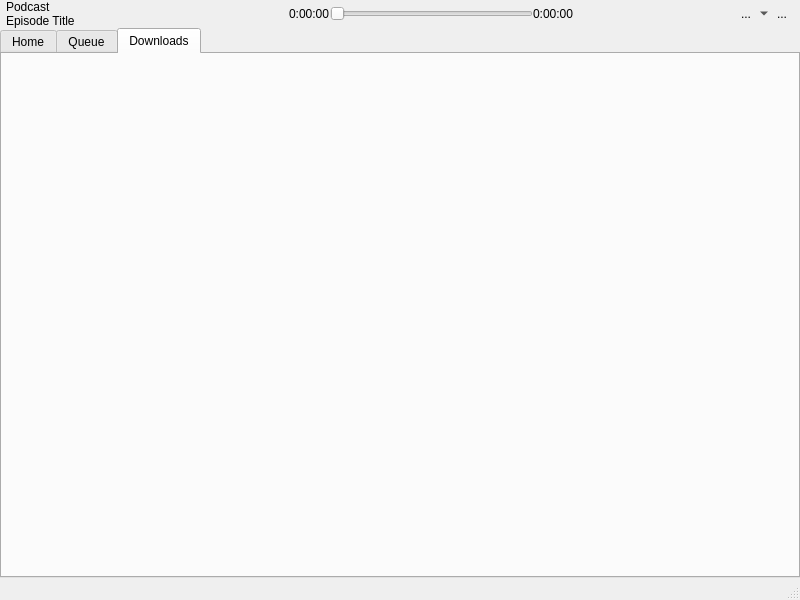
The window that mpp/ui/gui.ui (son-link/minimal-podcasts-player) describes before a commit, drawn with Qt 5.
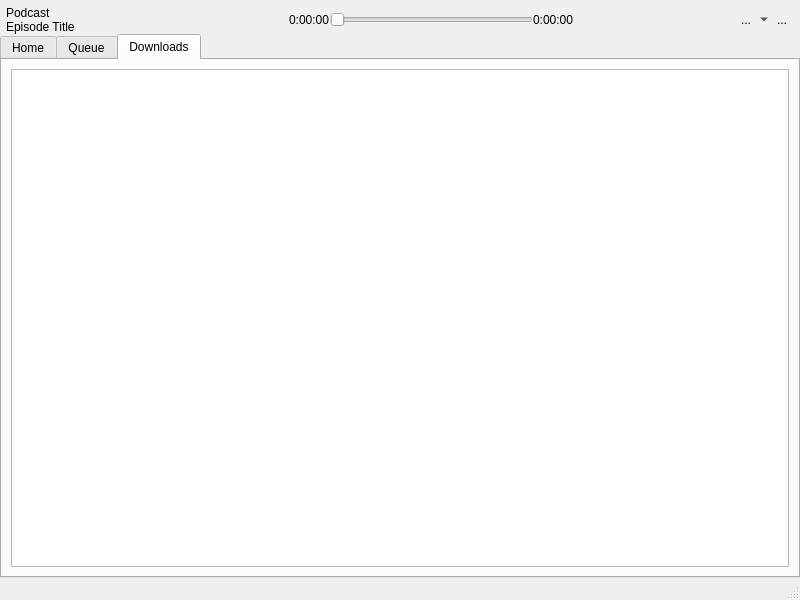
The same window after the commit. The open tabs and pages were chosen to show the change. Icons and pictures are not drawn.

Diff of the .ui file:
```diff
--- a/mpp/ui/gui.ui
+++ b/mpp/ui/gui.ui
@@ -50,6 +50,9 @@
         <property name="leftMargin">
          <number>6</number>
         </property>
+        <property name="topMargin">
+         <number>6</number>
+        </property>
         <property name="rightMargin">
          <number>6</number>
         </property>
@@ -101,6 +104,9 @@
         </item>
         <item>
          <widget class="QPushButton" name="back10Btn">
+          <property name="enabled">
+           <bool>false</bool>
+          </property>
           <property name="text">
            <string/>
           </property>
@@ -119,12 +125,15 @@
            <string notr="true">0:00:00</string>
           </property>
           <property name="margin">
-           <number>2</number>
+           <number>4</number>
           </property>
          </widget>
         </item>
         <item>
          <widget class="QSlider" name="timeSlider">
+          <property name="enabled">
+           <bool>false</bool>
+          </property>
           <property name="maximum">
            <number>100</number>
           </property>
@@ -139,12 +148,15 @@
            <string notr="true">0:00:00</string>
           </property>
           <property name="margin">
-           <number>2</number>
+           <number>4</number>
           </property>
          </widget>
         </item>
         <item>
          <widget class="QPushButton" name="playBtn">
+          <property name="enabled">
+           <bool>false</bool>
+          </property>
           <property name="styleSheet">
            <string notr="true"/>
           </property>
@@ -162,6 +174,9 @@
         </item>
         <item>
          <widget class="QPushButton" name="stopBtn">
+          <property name="enabled">
+           <bool>false</bool>
+          </property>
           <property name="text">
            <string/>
           </property>
@@ -176,6 +191,9 @@
         </item>
         <item>
          <widget class="QPushButton" name="for10Btn">
+          <property name="enabled">
+           <bool>false</bool>
+          </property>
           <property name="text">
            <string/>
           </property>
@@ -584,6 +602,11 @@
          <attribute name="title">
           <string>Downloads</string>
          </attribute>
+         <layout class="QGridLayout" name="gridLayout_9">
+          <item row="0" column="0">
+           <widget class="QListWidget" name="downloadsList"/>
+          </item>
+         </layout>
         </widget>
        </widget>
       </item>
```
Left out of the diff: 19 changed lines with no effect on the pictures.
